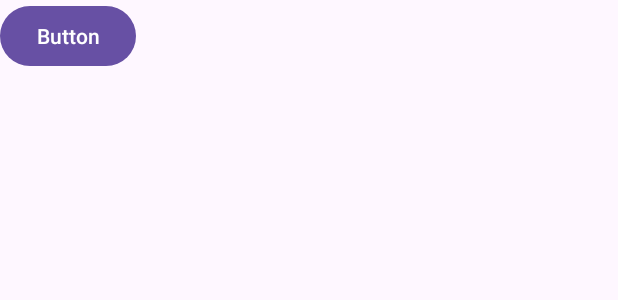
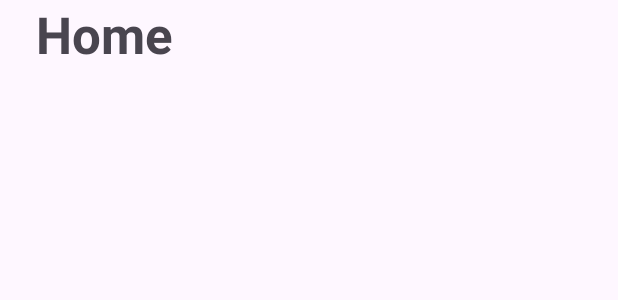
Before and after one commit to rubyabim/AgriEdu, an Android app: the layout activity_main.xml on its own in the app's theme, with its tools: preview values and no code run, on a phone screen of 412 x 824 dp. Shown: the top 300 px of the screen. Run offline under Robolectric (Android 15) with nearby library versions, the phone set to English and light mode, and no system bars.

Commit message:
Home atas

```diff
--- a/app/src/main/res/layout/activity_main.xml
+++ b/app/src/main/res/layout/activity_main.xml
@@ -7,11 +7,33 @@
     android:layout_height="match_parent"
     tools:context=".MainActivity">
 
-    <Button
-        android:id="@+id/button"
-        android:layout_width="wrap_content"
-        android:layout_height="wrap_content"
-        android:text="Button"
-        tools:layout_editor_absoluteX="218dp"
-        tools:layout_editor_absoluteY="171dp" />
+    <ScrollView
+        android:layout_width="match_parent"
+        android:layout_height="match_parent">
+
+        <LinearLayout
+            android:layout_width="match_parent"
+            android:layout_height="wrap_content"
+            android:orientation="vertical" >
+
+            <androidx.constraintlayout.widget.ConstraintLayout
+                android:layout_width="match_parent"
+                android:layout_height="match_parent"
+                android:layout_marginStart="24dp"
+                android:layout_marginEnd="24dp">
+
+                <TextView
+                    android:id="@+id/textView"
+                    android:layout_width="wrap_content"
+                    android:layout_height="wrap_content"
+                    android:fontFamily="sans-serif"
+                    android:text="Home"
+                    android:textSize="34sp"
+                    android:textStyle="bold"
+                    app:layout_constraintBottom_toBottomOf="parent"
+                    app:layout_constraintStart_toStartOf="parent"
+                    app:layout_constraintTop_toTopOf="parent" />
+            </androidx.constraintlayout.widget.ConstraintLayout>
+        </LinearLayout>
+    </ScrollView>
 </androidx.constraintlayout.widget.ConstraintLayout>
```
